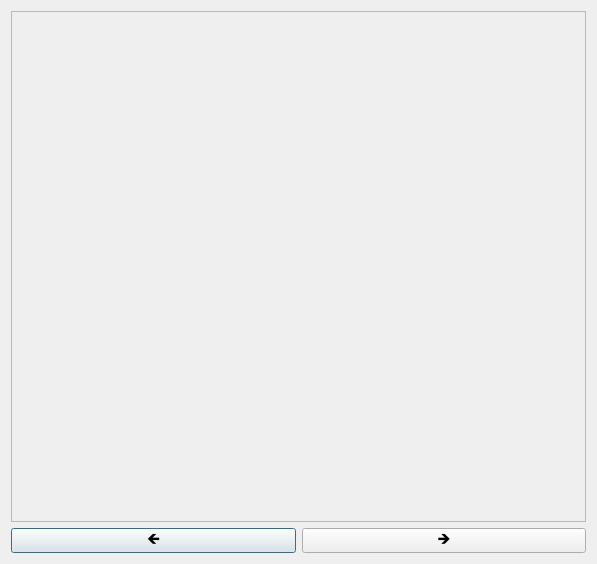
Before: the Qt Designer form src/core/bookmarksdialog.ui in 0xzer0x/quran-companion, drawn with Qt 5.
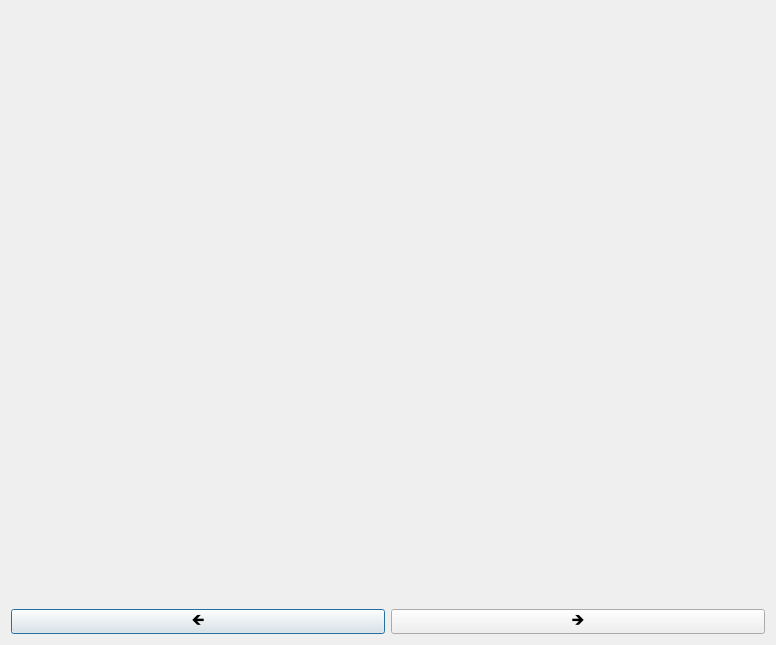
After: the same form once the commit is applied.

Commit message: added filtering by surah in bookmarks dialog

The edit to the form file:
```diff
--- a/src/core/bookmarksdialog.ui
+++ b/src/core/bookmarksdialog.ui
@@ -6,16 +6,123 @@
    <rect>
     <x>0</x>
     <y>0</y>
-    <width>597</width>
-    <height>564</height>
+    <width>776</width>
+    <height>645</height>
    </rect>
   </property>
   <property name="windowTitle">
    <string>Bookmarks</string>
   </property>
   <layout class="QVBoxLayout" name="verticalLayout">
+   <item>
+    <widget class="QListView" name="listSurahsView">
+     <property name="sizePolicy">
+      <sizepolicy hsizetype="Expanding" vsizetype="Minimum">
+       <horstretch>0</horstretch>
+       <verstretch>0</verstretch>
+      </sizepolicy>
+     </property>
+     <property name="minimumSize">
+      <size>
+       <width>100</width>
+       <height>40</height>
+      </size>
+     </property>
+     <property name="maximumSize">
+      <size>
+       <width>16777215</width>
+       <height>50</height>
+      </size>
+     </property>
+     <property name="font">
+      <font>
+       <pointsize>10</pointsize>
+      </font>
+     </property>
+     <property name="cursor" stdset="0">
+      <cursorShape>PointingHandCursor</cursorShape>
+     </property>
+     <property name="styleSheet">
+      <string notr="true">QListView{
+font-size: 10pt;
+background-color: transparent;
+}
+
+QListView::item{
+margin: 0px 5px 0px 0px;
+background-color: #fff;
+border: 1px solid #d5d9d9;
+border-radius: 8px;
+}
+
+QListView::item:selected {
+text-align: center;
+border-color: #008296;
+outline: 0;
+    
+}
+
+QListView::item:hover:selected {
+border-color: #008296;
+outline: 0;
+}
+
+QListView::item:hover {
+background-color: #f7fafa;
+}</string>
+     </property>
+     <property name="frameShape">
+      <enum>QFrame::NoFrame</enum>
+     </property>
+     <property name="lineWidth">
+      <number>-1</number>
+     </property>
+     <property name="editTriggers">
+      <set>QAbstractItemView::NoEditTriggers</set>
+     </property>
+     <property name="showDropIndicator" stdset="0">
+      <bool>false</bool>
+     </property>
+     <property name="selectionMode">
+      <enum>QAbstractItemView::SingleSelection</enum>
+     </property>
+     <property name="selectionBehavior">
+      <enum>QAbstractItemView::SelectRows</enum>
+     </property>
+     <property name="flow">
+      <enum>QListView::LeftToRight</enum>
+     </property>
+     <property name="modelColumn">
+      <number>0</number>
+     </property>
+     <property name="uniformItemSizes">
+      <bool>true</bool>
+     </property>
+     <property name="wordWrap">
+      <bool>true</bool>
+     </property>
+     <property name="selectionRectVisible">
+      <bool>false</bool>
+     </property>
+     <property name="itemAlignment">
+      <set>Qt::AlignCenter</set>
+     </property>
+    </widget>
+   </item>
    <item>
     <widget class="QScrollArea" name="scrollArea">
+     <property name="sizePolicy">
+      <sizepolicy hsizetype="Expanding" vsizetype="Expanding">
+       <horstretch>0</horstretch>
+       <verstretch>0</verstretch>
+      </sizepolicy>
+     </property>
+     <property name="styleSheet">
+      <string notr="true">QScrollArea{
+background-color: transparent;
+
+}</string>
+     </property>
      <property name="widgetResizable">
       <bool>true</bool>
      </property>
@@ -24,8 +131,8 @@
        <rect>
         <x>0</x>
         <y>0</y>
-        <width>577</width>
-        <height>511</height>
+        <width>756</width>
+        <height>538</height>
        </rect>
       </property>
       <layout class="QVBoxLayout" name="verticalLayout_2">
@@ -50,7 +157,23 @@
     </widget>
    </item>
    <item>
+    <widget class="QFrame" name="navBar">
     <layout class="QHBoxLayout" name="horizontalLayout">
+      <property name="spacing">
+       <number>6</number>
+      </property>
+      <property name="leftMargin">
+       <number>0</number>
+      </property>
+      <property name="topMargin">
+       <number>0</number>
+      </property>
+      <property name="rightMargin">
+       <number>0</number>
+      </property>
+      <property name="bottomMargin">
+       <number>0</number>
+      </property>
      <item>
       <widget class="QPushButton" name="btnNext">
        <property name="maximumSize">
@@ -102,6 +225,7 @@
       </widget>
      </item>
     </layout>
+    </widget>
    </item>
   </layout>
  </widget>
```
Lines whose indentation alone changed are shown as unchanged. The commit also changes 6 other files.
